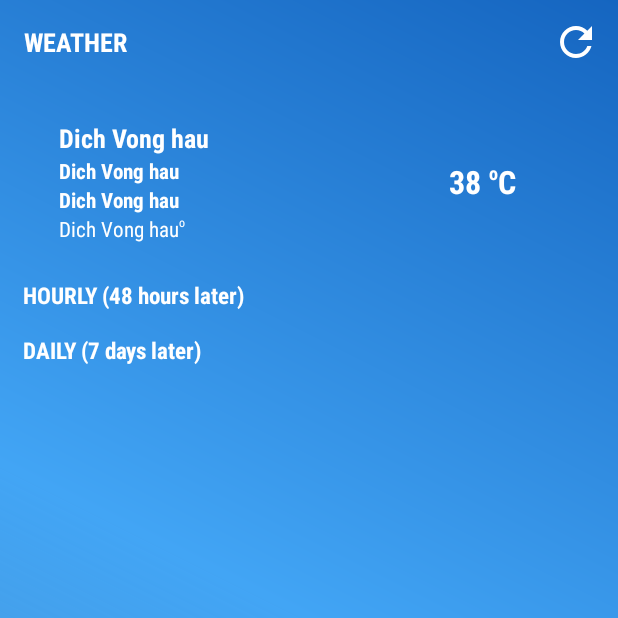
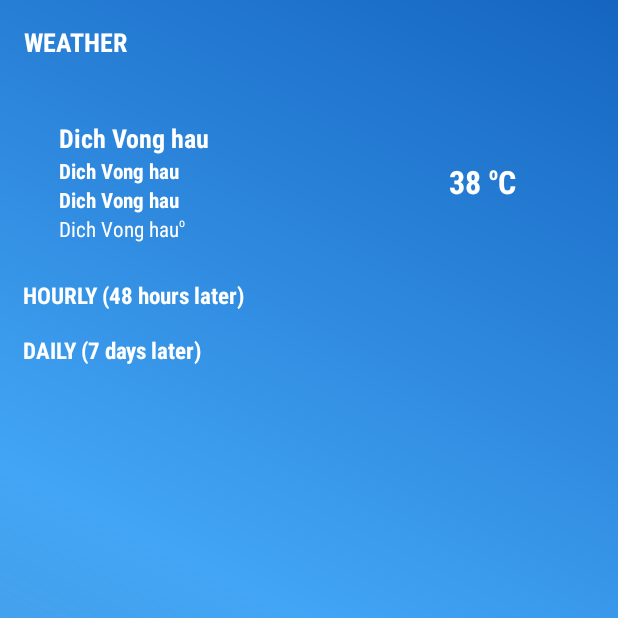
Before and after one commit to khangthuong/WeatherClient, an Android app: the screen it shows after launch (WeatherActivity), on a phone screen of 412 x 824 dp, the top half of it. Run offline under Robolectric (Android 15) with nearby library versions, the phone set to English and light mode, and no system bars.

Commit message:
apply refresh layout

```diff
--- a/app/src/main/java/com/example/khangnt/weatherclient/activity/WeatherActivity.java
+++ b/app/src/main/java/com/example/khangnt/weatherclient/activity/WeatherActivity.java
@@ -12,6 +12,7 @@ import android.support.annotation.NonNull;
 import android.support.annotation.Nullable;
 import android.support.v4.app.ActivityCompat;
 import android.support.v4.content.ContextCompat;
+import android.support.v4.widget.SwipeRefreshLayout;
 import android.support.v7.app.AppCompatActivity;
 import android.support.v7.widget.LinearLayoutManager;
 import android.support.v7.widget.RecyclerView;
@@ -62,13 +63,14 @@ import static com.example.khangnt.weatherclient.rest.ApiClient.API_KEY;
 
 public class WeatherActivity extends AppCompatActivity implements GoogleApiClient.ConnectionCallbacks,
         GoogleApiClient.OnConnectionFailedListener,ActivityCompat.OnRequestPermissionsResultCallback,
-        OnItemClickListenerRecycleView{
+        OnItemClickListenerRecycleView, SwipeRefreshLayout.OnRefreshListener {
 
     private final String TAG = "xxx";//WeatherActivity.class.getSimpleName();
     private Context mContext;
     private TextView txt_location, txt_status, txt_feel_like, txt_temp, txt_humidity;
     private RecyclerView hourly_list_view, daily_list_view;
     private ProgressBar loadingLayoutProgressBar;
+    private SwipeRefreshLayout mSwipeRefreshLayout;
     private LinearLayout linearLayoutimg_temp;
     private LinearLayoutManager linearLayoutManager, linearLayoutManager1;
     private Handler handler;
@@ -107,6 +109,8 @@ public class WeatherActivity extends AppCompatActivity implements GoogleApiClien
         linearLayoutimg_temp = (LinearLayout)findViewById(R.id.img_temp);
         hourly_list_view = (RecyclerView)findViewById(R.id.hourly_list_view);
         daily_list_view = (RecyclerView)findViewById(R.id.daily_list_view);
+        mSwipeRefreshLayout = (SwipeRefreshLayout)findViewById(R.id.swipe_refresh_layout);
+        mSwipeRefreshLayout.setOnRefreshListener(this);
         loadingLayoutProgressBar = (ProgressBar)findViewById(R.id.loading_layout);
         loadingLayoutProgressBar.setVisibility(View.VISIBLE);
 
@@ -147,6 +151,7 @@ public class WeatherActivity extends AppCompatActivity implements GoogleApiClien
                     case LOAD_DAYLY_CONDITION:
                         weatherDailyAdapter.notifyDataSetChanged();
                         loadingLayoutProgressBar.setVisibility(View.GONE);
+                        mSwipeRefreshLayout.setRefreshing(false);
                         break;
                 }
                 return false;
@@ -155,33 +160,14 @@ public class WeatherActivity extends AppCompatActivity implements GoogleApiClien
     }
 
     @Override
-    public boolean onCreateOptionsMenu(Menu menu) {
-        getMenuInflater().inflate(R.menu.menu_weather, menu);
-        return true;
-    }
-
-    @Override
-    public boolean onOptionsItemSelected(MenuItem item) {
-        int id = item.getItemId();
-
-        if (id == R.id.action_refresh) {
-            onRefreshCondition();
-            return true;
-        }
-        return super.onOptionsItemSelected(item);
-    }
-
-    @Override
     protected void onActivityResult(int requestCode, int resultCode, Intent data) {
         locationHelper.onActivityResult(requestCode,resultCode,data);
     }
-
 
     @Override
     protected void onResume() {
         super.onResume();
         locationHelper.checkPlayServices();
-        //onRefreshCondition();
     }
 
     @Override
@@ -190,6 +176,11 @@ public class WeatherActivity extends AppCompatActivity implements GoogleApiClien
         // redirects to utils
         locationHelper.onRequestPermissionsResult(requestCode,permissions,grantResults);
 
+    }
+
+    @Override
+    public void onRefresh() {
+        onRefreshCondition();
     }
 
     public void getAddress() {
@@ -464,10 +455,9 @@ public class WeatherActivity extends AppCompatActivity implements GoogleApiClien
         mLastLocation = locationHelper.getLocation();
 
         if (mLastLocation != null) {
-            if(loadingLayoutProgressBar.getVisibility() == View.GONE) {
+            /*if(loadingLayoutProgressBar.getVisibility() == View.GONE) {
                 loadingLayoutProgressBar.setVisibility(View.VISIBLE);
-            }
-
+            }*/
             latitude = mLastLocation.getLatitude();
             longitude = mLastLocation.getLongitude();
             getAddress();
--- a/app/src/main/java/com/example/khangnt/weatherclient/model/WeatherResponse.java
+++ /dev/null
@@ -1,4 +0,0 @@
-package com.example.khangnt.weatherclient.model;
-
-public class WeatherResponse {
-}
--- a/app/src/main/res/layout/activity_weather.xml
+++ b/app/src/main/res/layout/activity_weather.xml
@@ -10,8 +10,8 @@
     <android.support.design.widget.AppBarLayout
         android:layout_width="match_parent"
         android:layout_height="wrap_content"
+        android:background="@android:color/transparent"
         android:theme="@style/AppTheme.AppBarOverlay"
-        android:background="@android:color/transparent"
         app:elevation="0dp">
 
         <android.support.v7.widget.Toolbar
@@ -23,52 +23,57 @@
             app:titleTextColor="@color/colorPrimary" />
     </android.support.design.widget.AppBarLayout>
 
+    <android.support.v4.widget.SwipeRefreshLayout
+        android:id="@+id/swipe_refresh_layout"
+        android:layout_width="match_parent"
+        android:layout_height="wrap_content"
+        app:layout_behavior="@string/appbar_scrolling_view_behavior">
+
         <RelativeLayout
-        app:layout_behavior="@string/appbar_scrolling_view_behavior"
             android:layout_width="match_parent"
             android:layout_height="match_parent">
 
             <RelativeLayout
                 android:id="@+id/current_location_layout"
                 android:layout_width="180dp"
+                android:layout_height="130dp"
                 android:gravity="center"
-            android:padding="15dp"
-            android:layout_height="130dp">
+                android:padding="15dp">
 
                 <TextView
                     android:id="@+id/txt_location"
                     android:layout_width="wrap_content"
                     android:layout_height="wrap_content"
                     android:layout_alignParentLeft="true"
+                    android:fontFamily="sans-serif-condensed"
                     android:text="Dich Vong hau"
+                    android:textColor="@color/colorWhite"
                     android:textSize="17sp"
-                android:fontFamily="sans-serif-condensed"
-                android:textStyle="bold"
-                android:textColor="@color/colorWhite"/>
+                    android:textStyle="bold" />
 
                 <TextView
                     android:id="@+id/txt_humidity"
                     android:layout_width="wrap_content"
                     android:layout_height="wrap_content"
                     android:layout_alignParentLeft="true"
-                android:text="Dich Vong hau"
-                android:textSize="14sp"
                     android:layout_below="@+id/txt_location"
                     android:fontFamily="sans-serif-condensed"
-                android:textStyle="bold"
-                android:textColor="@color/colorWhite"/>
+                    android:text="Dich Vong hau"
+                    android:textColor="@color/colorWhite"
+                    android:textSize="14sp"
+                    android:textStyle="bold" />
 
                 <TextView
                     android:id="@+id/txt_status"
                     android:layout_width="wrap_content"
                     android:layout_height="wrap_content"
                     android:layout_alignParentLeft="true"
-                android:text="Dich Vong hau"
-                android:textSize="14sp"
                     android:layout_below="@+id/txt_humidity"
                     android:fontFamily="sans-serif-condensed"
-                android:textStyle="bold"
-                android:textColor="@color/colorWhite"/>
+                    android:text="Dich Vong hau"
+                    android:textColor="@color/colorWhite"
+                    android:textSize="14sp"
+                    android:textStyle="bold" />
 
                 <LinearLayout
                     android:layout_width="wrap_content"
@@ -81,22 +86,22 @@
                         android:layout_width="wrap_content"
                         android:layout_height="wrap_content"
                         android:layout_alignParentLeft="true"
+                        android:fontFamily="sans-serif-condensed"
                         android:text="Dich Vong hau"
+                        android:textColor="@color/colorWhite"
                         android:textSize="14sp"
-                    android:fontFamily="sans-serif-condensed"
-                    android:textStyle="normal"
-                    android:textColor="@color/colorWhite"/>
+                        android:textStyle="normal" />
 
                     <TextView
                         android:id="@+id/txt_o1"
                         android:layout_width="wrap_content"
                         android:layout_height="match_parent"
                         android:layout_alignParentLeft="true"
+                        android:fontFamily="sans-serif-condensed"
                         android:text="o"
+                        android:textColor="@color/colorWhite"
                         android:textSize="8sp"
-                    android:fontFamily="sans-serif-condensed"
-                    android:textStyle="normal"
-                    android:textColor="@color/colorWhite"/>
+                        android:textStyle="normal" />
 
                 </LinearLayout>
 
@@ -105,60 +110,62 @@
             <RelativeLayout
                 android:id="@+id/current_temp_layout"
                 android:layout_width="180dp"
+                android:layout_height="130dp"
+                android:layout_alignParentRight="true"
                 android:gravity="center"
-            android:layout_alignParentRight="true"
-            android:padding="15dp"
-            android:layout_height="130dp">
+                android:padding="15dp">
 
                 <TextView
                     android:id="@+id/txt_temp"
                     android:layout_width="wrap_content"
                     android:layout_height="wrap_content"
+                    android:layout_centerInParent="true"
+                    android:layout_toRightOf="@+id/img_temp"
+                    android:fontFamily="sans-serif-condensed"
                     android:text="38"
-                android:layout_toRightOf="@+id/img_temp"
+                    android:textColor="@color/colorWhite"
                     android:textSize="21sp"
-                android:fontFamily="sans-serif-condensed"
-                android:textStyle="bold"
-                android:layout_centerInParent="true"
-                android:textColor="@color/colorWhite"/>
+                    android:textStyle="bold" />
 
                 <LinearLayout
                     android:id="@+id/img_temp"
                     android:layout_width="wrap_content"
                     android:layout_height="wrap_content"
+                    android:layout_centerInParent="true"
+                    android:layout_marginEnd="-12dp"
                     android:gravity="center"
-                android:layout_marginEnd="-12dp"
-                android:layout_centerInParent="true"
                     android:orientation="vertical" />
 
                 <LinearLayout
                     android:layout_width="wrap_content"
                     android:layout_height="wrap_content"
+                    android:layout_centerInParent="true"
                     android:layout_marginStart="5dp"
                     android:layout_toRightOf="@+id/txt_temp"
-                android:layout_centerInParent="true"
                     android:orientation="horizontal">
+
                     <TextView
                         android:id="@+id/txt_o"
                         android:layout_width="wrap_content"
                         android:layout_height="match_parent"
+                        android:fontFamily="sans-serif-condensed"
                         android:gravity="top"
-                    android:fontFamily="sans-serif-condensed"
-                    android:textStyle="bold"
+                        android:text="o"
+                        android:textColor="@color/colorWhite"
                         android:textSize="12sp"
-                    android:textColor="@color/colorWhite"
-                    android:text="o"/>
+                        android:textStyle="bold" />
+
                     <TextView
-                    android:gravity="bottom"
                         android:id="@+id/txt_C"
-                    android:layout_toRightOf="@+id/txt_o"
                         android:layout_width="wrap_content"
                         android:layout_height="wrap_content"
+                        android:layout_toRightOf="@+id/txt_o"
                         android:fontFamily="sans-serif-condensed"
-                    android:textStyle="bold"
+                        android:gravity="bottom"
+                        android:text="C"
+                        android:textColor="@color/colorWhite"
                         android:textSize="21sp"
-                    android:textColor="@color/colorWhite"
-                    android:text="C"/>
+                        android:textStyle="bold" />
                 </LinearLayout>
 
             </RelativeLayout>
@@ -167,42 +174,40 @@
                 android:id="@+id/txt_hourly"
                 android:layout_width="wrap_content"
                 android:layout_height="wrap_content"
+                android:layout_below="@+id/current_temp_layout"
+                android:layout_marginBottom="15dp"
+                android:layout_marginStart="15dp"
+                android:fontFamily="sans-serif-condensed"
+                android:text="HOURLY (48 hours later)"
+                android:textColor="@color/colorWhite"
                 android:textSize="15sp"
-            android:layout_marginStart="15dp"
-            android:layout_marginBottom="15dp"
-            android:text="HOURLY (48 hours later)"
-            android:textStyle="bold"
-            android:textColor="@color/colorWhite"
-            android:fontFamily="sans-serif-condensed"
-            android:layout_below="@+id/current_temp_layout"/>
+                android:textStyle="bold" />
 
             <android.support.v7.widget.RecyclerView
                 android:id="@+id/hourly_list_view"
                 android:layout_width="wrap_content"
                 android:layout_height="wrap_content"
-            android:layout_below="@+id/txt_hourly">
-        </android.support.v7.widget.RecyclerView>
+                android:layout_below="@+id/txt_hourly"></android.support.v7.widget.RecyclerView>
 
             <TextView
                 android:id="@+id/txt_daily"
                 android:layout_width="wrap_content"
                 android:layout_height="wrap_content"
+                android:layout_below="@+id/hourly_list_view"
+                android:layout_marginBottom="15dp"
+                android:layout_marginStart="15dp"
+                android:fontFamily="sans-serif-condensed"
+                android:text="DAILY (7 days later)"
+                android:textColor="@color/colorWhite"
                 android:textSize="15sp"
-            android:layout_marginStart="15dp"
-            android:layout_marginBottom="15dp"
-            android:text="DAILY (7 days later)"
-            android:textStyle="bold"
-            android:textColor="@color/colorWhite"
-            android:fontFamily="sans-serif-condensed"
-            android:layout_below="@+id/hourly_list_view"/>
+                android:textStyle="bold" />
 
             <android.support.v7.widget.RecyclerView
                 android:id="@+id/daily_list_view"
                 android:layout_width="wrap_content"
                 android:layout_height="wrap_content"
-            android:layout_below="@+id/txt_daily"
-            android:layout_alignParentBottom="true">
-        </android.support.v7.widget.RecyclerView>
+                android:layout_alignParentBottom="true"
+                android:layout_below="@+id/txt_daily"></android.support.v7.widget.RecyclerView>
 
             <ProgressBar
                 android:id="@+id/loading_layout"
@@ -210,9 +215,10 @@
                 android:layout_height="wrap_content"
                 android:layout_centerInParent="true"
                 android:background="@color/transparent"
-            android:visibility="gone"/>
+                android:visibility="gone" />
 
         </RelativeLayout>
+    </android.support.v4.widget.SwipeRefreshLayout>
 
 
 </android.support.design.widget.CoordinatorLayout>
--- a/app/src/main/res/menu/menu_weather.xml
+++ /dev/null
@@ -1,11 +0,0 @@
-<menu xmlns:android="http://schemas.android.com/apk/res/android"
-    xmlns:app="http://schemas.android.com/apk/res-auto"
-    xmlns:tools="http://schemas.android.com/tools"
-    tools:context="com.example.khangnt.weatherclient.activity.WeatherActivity">
-    <item
-        android:id="@+id/action_refresh"
-        android:orderInCategory="100"
-        android:title="@string/action_refresh"
-        android:icon="@drawable/ic_refresh"
-        app:showAsAction="always" />
-</menu>
```
Lines whose indentation alone changed are shown as unchanged.
